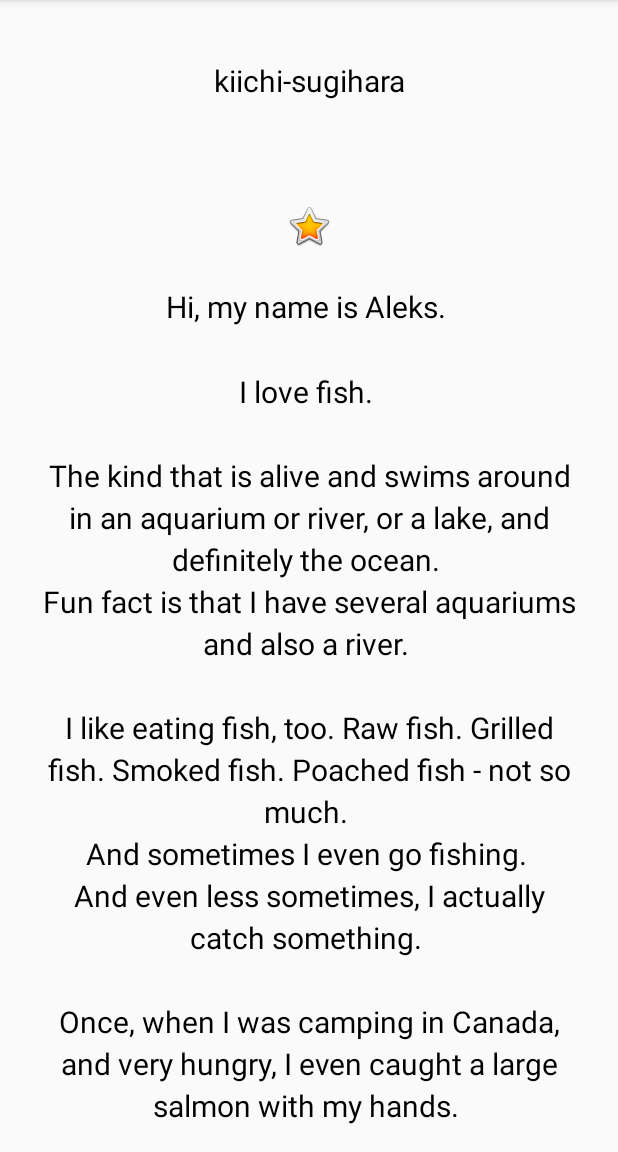
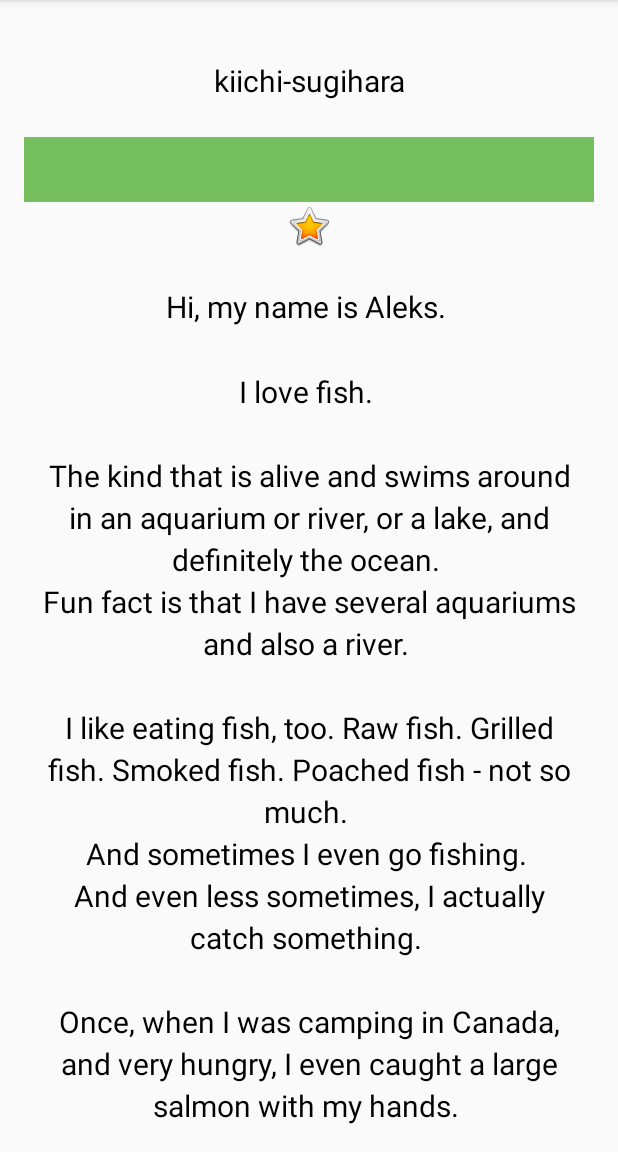
Before and after one commit to KiichiSugihara/AboutMe, an Android app: the screen it shows after launch (MainActivity), after a tap on "DONE", on a phone screen of 412 x 824 dp, the part 84-1236 px from its top. Run offline under Robolectric (Android 15) with nearby library versions, the phone set to English and light mode, and no system bars; Roboto replaces fonts that are not available here.

Commit message:
add edit-view color

```diff
--- a/app/src/main/java/com/example/aboutme/MainActivity.kt
+++ b/app/src/main/java/com/example/aboutme/MainActivity.kt
@@ -1,8 +1,10 @@
 package com.example.aboutme
 
+import android.content.Context
 import androidx.appcompat.app.AppCompatActivity
 import android.os.Bundle
 import android.view.View
+import android.view.inputmethod.InputMethodManager
 import android.widget.Button
 import android.widget.EditText
 import android.widget.TextView
@@ -32,5 +34,8 @@ class MainActivity : AppCompatActivity() {
         editText.visibility = View.VISIBLE
         doneButton.visibility = View.VISIBLE
         view.visibility = View.GONE
+        editText.requestFocus()
+        val imm = getSystemService(Context.INPUT_METHOD_SERVICE) as InputMethodManager
+        imm.showSoftInput(editText, 0)
     }
 }
--- a/app/src/main/res/layout/activity_main.xml
+++ b/app/src/main/res/layout/activity_main.xml
@@ -46,6 +46,8 @@
         android:textAlignment="center"
         android:visibility="gone"
         android:text=""
+        android:background="@color/colorAccent"
+        android:paddingBottom="@dimen/small_padding"
         />
 
     <ImageView
```
